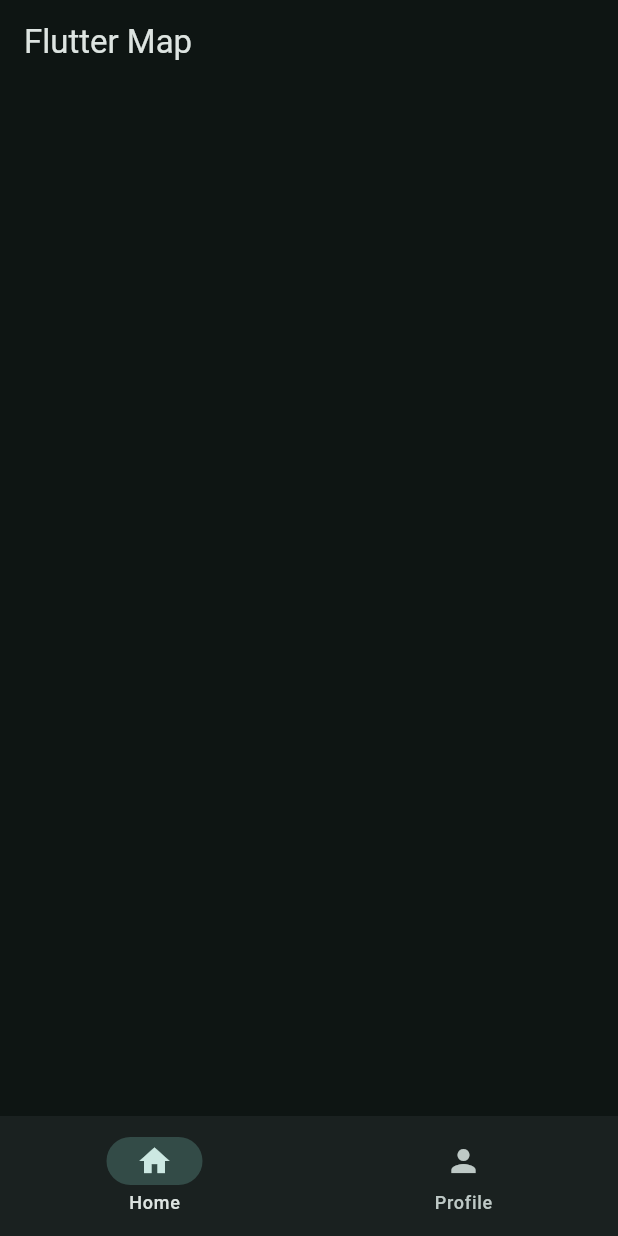
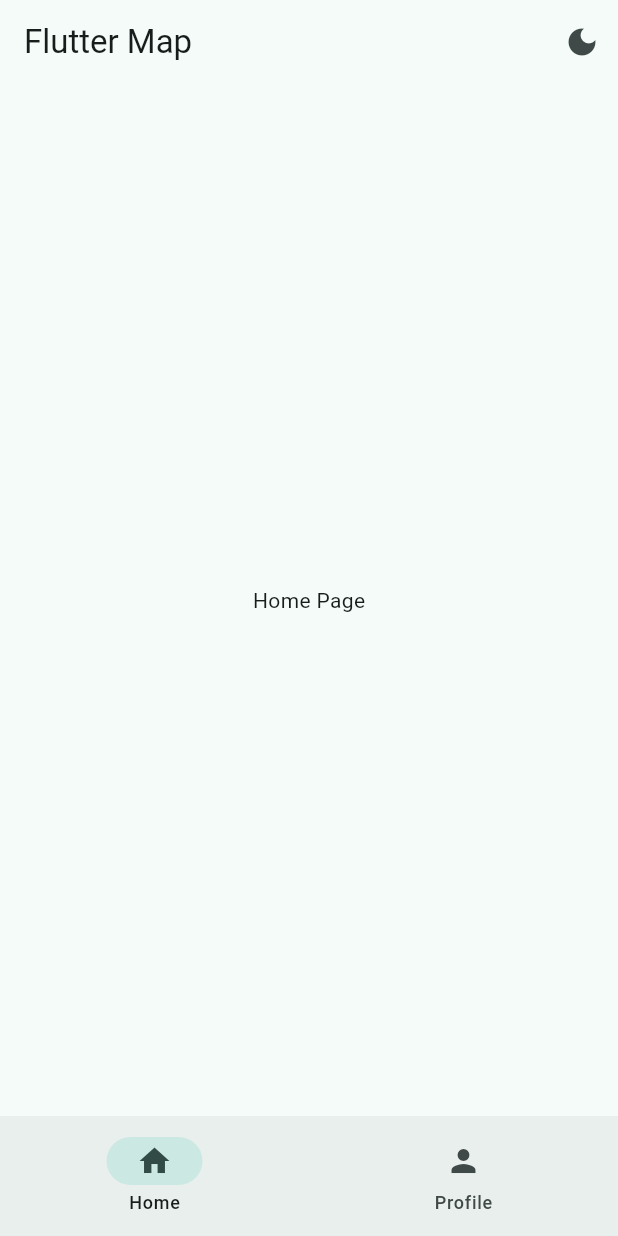
Before and after one commit to walonCode/learning_dart, a Flutter app: the screen it shows after launch, on a phone screen of 412 x 824 dp. Run offline on Flutter 3.47's test engine with Material 3 defaults, Android fonts, the phone set to English and light mode, and no system bars.

Commit message:
add dark mode to app

```diff
--- /dev/null
+++ b/flutter_dart/myfirstapp/lib/data/notifiers.dart
@@ -0,0 +1,7 @@
+// valueNotifier : hold the data
+// value listenerbuilder: listen to the data( dont need the setstate)
+
+import 'package:flutter/material.dart';
+
+ValueNotifier<int> selectPageNotifier = ValueNotifier(0);
+ValueNotifier<bool> isDarkModeNotifier = ValueNotifier(false);
--- a/flutter_dart/myfirstapp/lib/main.dart
+++ b/flutter_dart/myfirstapp/lib/main.dart
@@ -1,20 +1,10 @@
 import 'package:flutter/material.dart';
-import 'package:myfirstapp/widgets/navbar_widget.dart';
+import 'package:myfirstapp/data/notifiers.dart';
+import 'package:myfirstapp/views/widget_tree.dart';
 
 void main() {
   runApp(const MyApp());
 }
-
-/// key things in  flutter
-//material app(statefull widget)
-//scaffold
-//app bar
-// navigation
-
-//states
-/// statefull === screen can refresh
-/// stateless === screen cannot refresh
-/// setstate == telling it to refresh
 
 class MyApp extends StatefulWidget {
   const MyApp({super.key});
@@ -27,15 +17,19 @@ class _MyAppState extends State<MyApp> {
   int selectedIndex = 0;
   @override
   Widget build(BuildContext context) {
-    return MaterialApp(
-      debugShowCheckedModeBanner: false,
-      theme: ThemeData(
-          colorScheme: ColorScheme.fromSeed(
-              seedColor: Colors.teal, brightness: Brightness.dark)),
-      home: Scaffold(
-        appBar: AppBar(title: Text('Flutter Map')),
-        bottomNavigationBar:NavbarWidget(),
-      ),
+    return ValueListenableBuilder(
+      valueListenable: isDarkModeNotifier,
+      builder: (context, isDarkMode, child) {
+        return MaterialApp(
+          debugShowCheckedModeBanner: false,
+          theme: ThemeData(
+              colorScheme: ColorScheme.fromSeed(
+            seedColor: Colors.teal,
+            brightness: isDarkMode ? Brightness.dark : Brightness.light,
+          )),
+          home: WidgetTree(),
+        );
+      },
     );
   }
 }
--- a/flutter_dart/myfirstapp/lib/views/pages/home_page.dart
+++ b/flutter_dart/myfirstapp/lib/views/pages/home_page.dart
@@ -0,0 +1,12 @@
+import 'package:flutter/material.dart';
+
+class HomePage extends StatelessWidget {
+  const HomePage({super.key});
+
+  @override
+  Widget build(BuildContext context) {
+    return Center(
+      child:Text('Home Page')
+    );
+  }
+}
--- a/flutter_dart/myfirstapp/lib/views/pages/profile_page.dart
+++ b/flutter_dart/myfirstapp/lib/views/pages/profile_page.dart
@@ -0,0 +1,12 @@
+import 'package:flutter/material.dart';
+
+class ProfilePage extends StatelessWidget {
+  const ProfilePage({super.key});
+
+  @override
+  Widget build(BuildContext context) {
+    return Center(
+      child: Text('Profile Page'),
+    );
+  }
+}
--- a/flutter_dart/myfirstapp/lib/views/widget_tree.dart
+++ b/flutter_dart/myfirstapp/lib/views/widget_tree.dart
@@ -0,0 +1,41 @@
+import 'package:flutter/material.dart';
+import 'package:myfirstapp/data/notifiers.dart';
+import 'package:myfirstapp/views/pages/home_page.dart';
+import 'package:myfirstapp/views/pages/profile_page.dart';
+import 'package:myfirstapp/views/widgets/navbar_widget.dart';
+
+List<Widget> pages = [HomePage(), ProfilePage()];
+
+class WidgetTree extends StatelessWidget {
+  const WidgetTree({super.key});
+
+  @override
+  Widget build(BuildContext context) {
+    return Scaffold(
+      appBar: AppBar(
+        title: Text('Flutter Map'),
+        actions: [
+          IconButton(
+            onPressed: () {
+              isDarkModeNotifier.value = !isDarkModeNotifier.value;
+            },
+            icon: ValueListenableBuilder(
+              valueListenable: isDarkModeNotifier,
+              builder: (context, isDarkMode, child) {
+                return Icon(
+                  isDarkMode ? Icons.light_mode : Icons.dark_mode,
+                );
+              },
+            ),
+          ),
+        ],
+      ),
+      body: ValueListenableBuilder(
+          valueListenable: selectPageNotifier,
+          builder: (context, selectedPage, child) {
+            return pages.elementAt(selectedPage);
+          }),
+      bottomNavigationBar: NavbarWidget(),
+    );
+  }
+}
--- /dev/null
+++ b/flutter_dart/myfirstapp/lib/views/widgets/navbar_widget.dart
@@ -0,0 +1,25 @@
+import 'package:flutter/material.dart';
+import 'package:myfirstapp/data/notifiers.dart';
+
+class NavbarWidget extends StatelessWidget {
+  const NavbarWidget({super.key});
+
+  @override
+  Widget build(BuildContext context) {
+    return ValueListenableBuilder(
+      valueListenable: selectPageNotifier,
+      builder: (context, selectedPage, child) {
+        return NavigationBar(
+          destinations: [
+            NavigationDestination(icon: Icon(Icons.home), label: 'Home'),
+            NavigationDestination(icon: Icon(Icons.person), label: 'Profile')
+          ],
+          onDestinationSelected: (value) => {
+            selectPageNotifier.value = value
+          },
+          selectedIndex: selectedPage,
+        );
+      },
+    );
+  }
+}
--- a/flutter_dart/myfirstapp/lib/widgets/navbar_widget.dart
+++ /dev/null
@@ -1,27 +0,0 @@
-import 'package:flutter/material.dart';
-
-class NavbarWidget extends StatefulWidget {
-  const NavbarWidget({super.key});
-
-  @override
-  State<NavbarWidget> createState() => _NavbarWidgetState();
-}
-
-class _NavbarWidgetState extends State<NavbarWidget> {
-  int selectedIndex = 0;
-  @override
-  Widget build(BuildContext context) {
-    return NavigationBar(
-      destinations: [
-        NavigationDestination(icon: Icon(Icons.home), label: 'Home'),
-        NavigationDestination(icon: Icon(Icons.person), label: 'Profile')
-      ],
-      onDestinationSelected: (value) => {
-        setState(() {
-          selectedIndex = value;
-        }),
-      },
-      selectedIndex: selectedIndex,
-    );
-  }
-}
```
